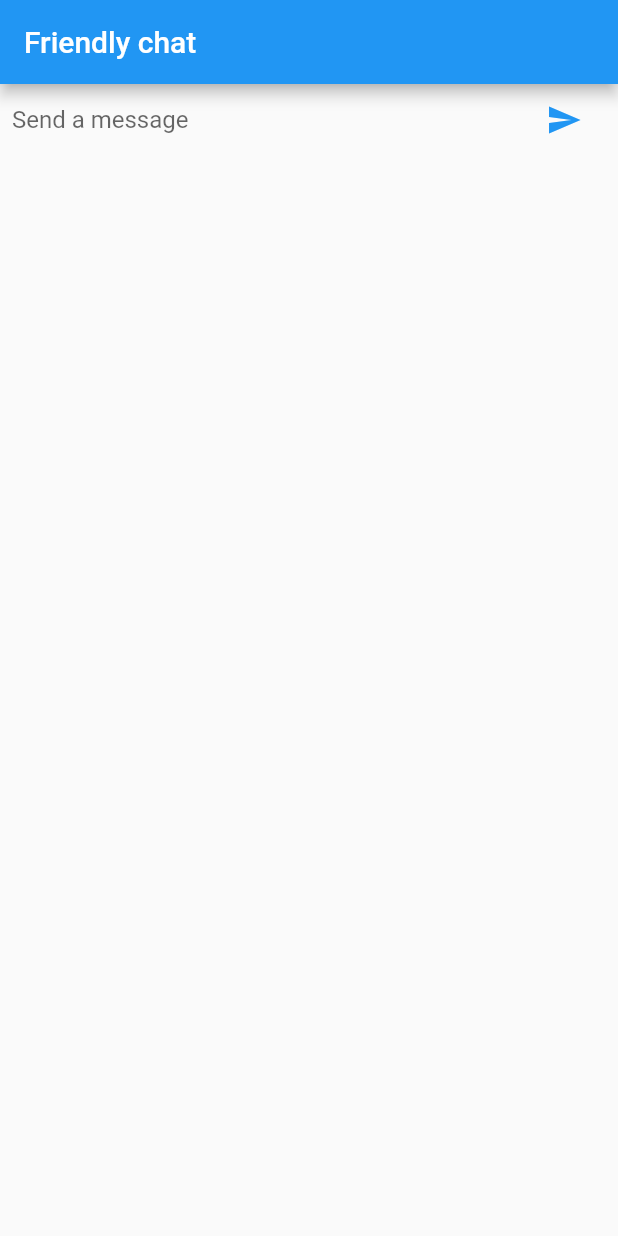
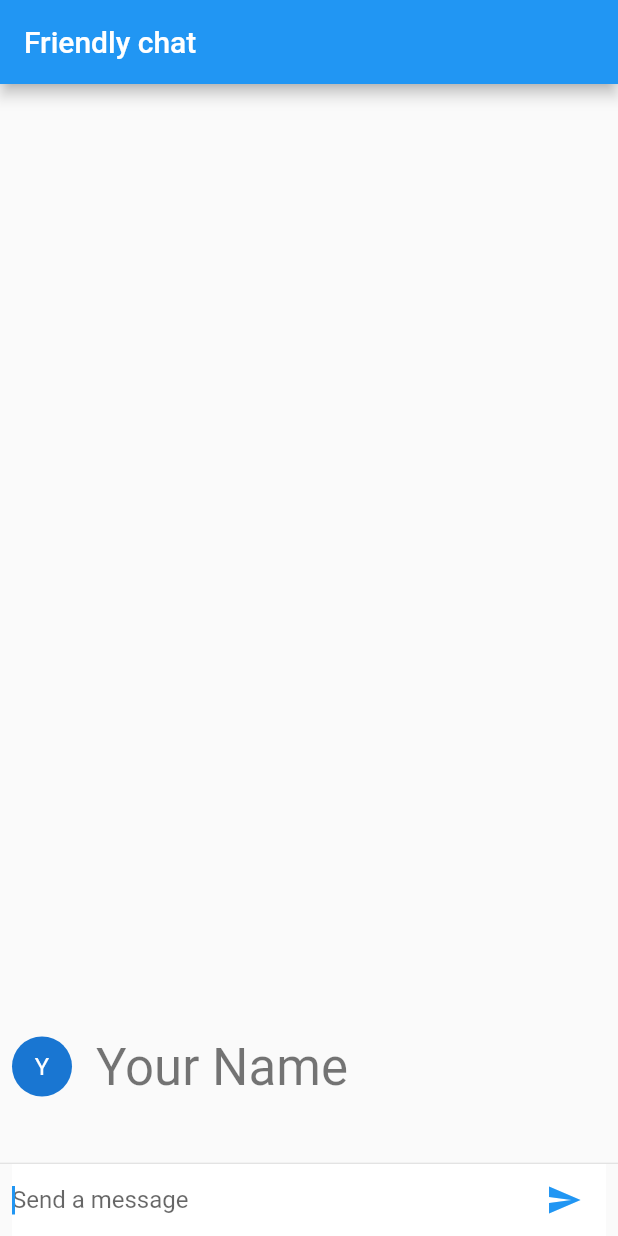
Before and after one commit to xinneph/flutter_sandbox, a Flutter app: the screen it shows after launch, after a tap on the "send" icon, on a phone screen of 412 x 824 dp. Run offline on Flutter 3.47's test engine with Material 2 defaults, Android fonts, the phone set to English and light mode, and no system bars.

Commit message:
Displaying messages.

```diff
--- /dev/null
+++ b/lib/chat_message.dart
@@ -0,0 +1,39 @@
+import 'package:flutter/material.dart';
+
+class ChatMessage extends StatelessWidget {
+  const ChatMessage({
+    required this.text,
+    Key? key,
+  }) : super(key: key);
+
+  final String text;
+  final String _name = 'Your Name';
+
+  @override
+  Widget build(BuildContext context) {
+    return Container(
+      margin: const EdgeInsets.symmetric(vertical: 10),
+      child: Row(
+        crossAxisAlignment: CrossAxisAlignment.start,
+        children: [
+          Container(
+            margin: const EdgeInsets.only(right: 16),
+            child: CircleAvatar(
+              child: Text(_name[0]),
+            ),
+          ),
+          Column(
+            crossAxisAlignment: CrossAxisAlignment.start,
+            children: [
+              Text(_name, style: Theme.of(context).textTheme.headline4),
+              Container(
+                margin: const EdgeInsets.only(top: 10),
+                child: Text(text),
+              ),
+            ],
+          ),
+        ],
+      ),
+    );
+  }
+}
--- a/lib/main.dart
+++ b/lib/main.dart
@@ -1,4 +1,5 @@
 import 'package:flutter/material.dart';
+import 'package:sandbox_flutter/chat_message.dart';
 
 main() => runApp(const FriendlyChatApp());
 
@@ -24,7 +25,9 @@
 }
 
 class _ChatScreenState extends State<ChatScreen> {
+  final _messages = <ChatMessage>[];
   final _textController = TextEditingController();
+  final FocusNode _focusNode = FocusNode();
 
   @override
   Widget build(BuildContext context) {
@@ -32,13 +35,29 @@
       appBar: AppBar(
         title: const Text('Friendly chat'),
       ),
-      body: _buildTextComposer(),
+      body: Column(
+        children: [
+          Flexible(
+            child: ListView.builder(
+              itemBuilder: (_, int index) {
+                return _messages[index];
+              },
+              itemCount: _messages.length,
+              reverse: true,
+              padding: const EdgeInsets.all(8),
+            ),
+          ),
+          const Divider(height: 1),
+          _buildTextComposer(context),
+        ],
+      ),
     );
   }
 
-  Widget _buildTextComposer() {
+  Widget _buildTextComposer(BuildContext context) {
     return Container(
       margin: const EdgeInsets.symmetric(horizontal: 8.0),
+      decoration: BoxDecoration(color: Theme.of(context).cardColor),
       child: Row(
         children: [
           Flexible(
@@ -47,6 +66,7 @@
               onSubmitted: _handleSubmitted,
               decoration:
                   const InputDecoration.collapsed(hintText: 'Send a message'),
+              focusNode: _focusNode,
             ),
           ),
           IconTheme(
@@ -66,5 +86,10 @@
 
   void _handleSubmitted(String string) {
     _textController.clear();
+    final message = ChatMessage(text: string);
+    setState(() {
+      _messages.insert(0, message);
+    });
+    _focusNode.requestFocus();
   }
 }
```
